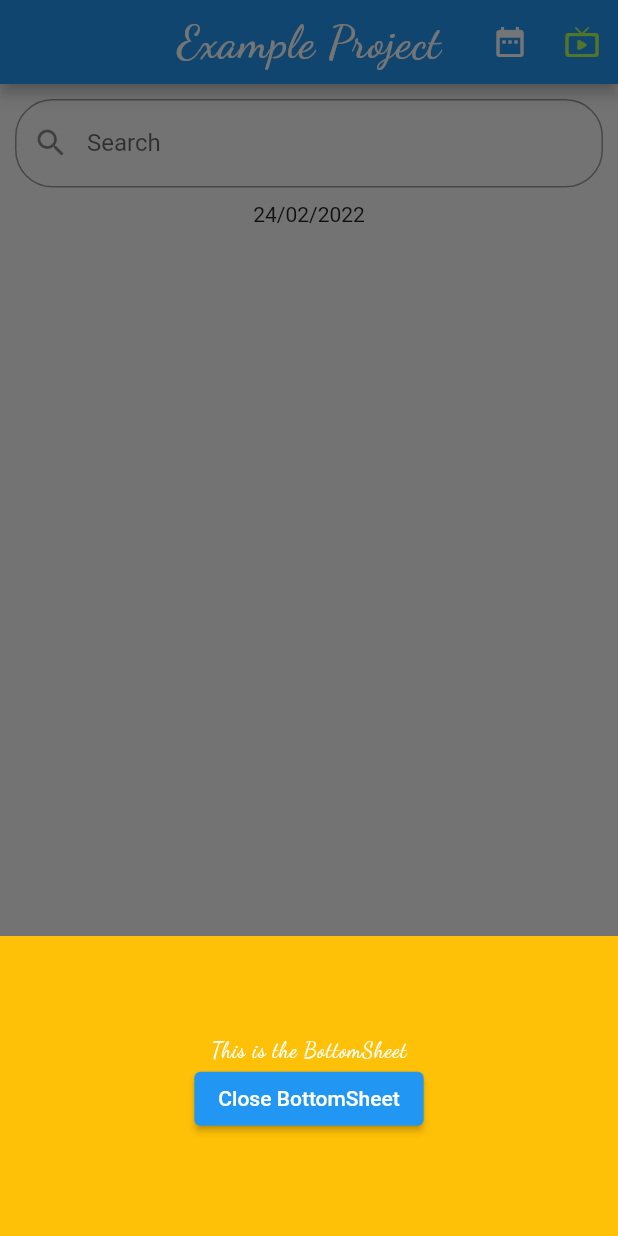
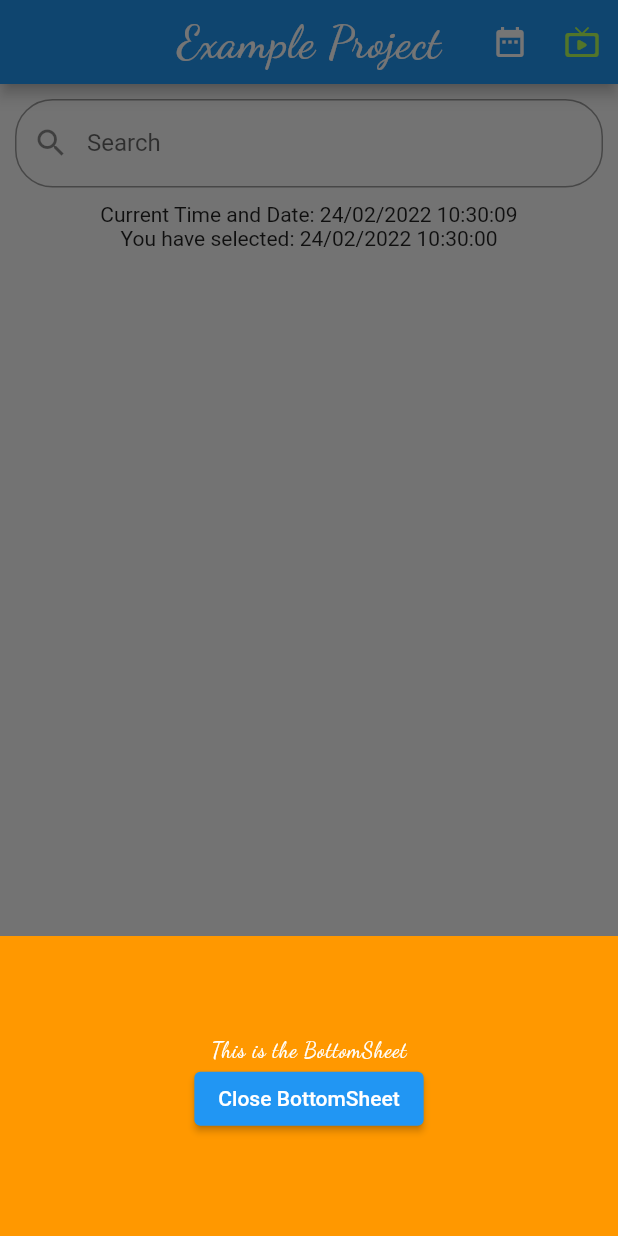
Before and after one commit to Hadjimamas/Testing_Project, a Flutter app: the screen it shows after launch, after a tap on the "live tv" icon, on a phone screen of 412 x 824 dp. Run offline on Flutter 3.47's test engine with Material 2 defaults, Android fonts, the phone set to English and light mode, and no system bars; our stand-ins replace google_fonts.

Commit message:
Practice Project

```diff
--- a/lib/main.dart
+++ b/lib/main.dart
@@ -3,6 +3,37 @@ import 'package:google_fonts/google_fonts.dart';
 import 'dart:async';
 
 import 'package:intl/intl.dart';
+
+Future<void> modalBottomSheet(BuildContext context) {
+  return showModalBottomSheet<void>(
+    context: context,
+    builder: (BuildContext context) {
+      return Container(
+        height: 200,
+        color: Colors.orange,
+        child: Center(
+          child: Column(
+            mainAxisAlignment: MainAxisAlignment.center,
+            mainAxisSize: MainAxisSize.min,
+            children: <Widget>[
+              Text(
+                'This is the BottomSheet',
+                style: GoogleFonts.dancingScript(
+                  textStyle:
+                      const TextStyle(color: Colors.white, letterSpacing: .5),
+                ),
+              ),
+              ElevatedButton(
+                child: const Text('Close BottomSheet'),
+                onPressed: () => Navigator.pop(context),
+              ),
+            ],
+          ),
+        ),
+      );
+    },
+  );
+}
 
 void main() => runApp(const MyApp());
 
@@ -28,8 +59,30 @@ class MyHomePage extends StatefulWidget {
 }
 
 class _MyHomePage extends State<MyHomePage> {
+  late String _timeString;
+  DateTime selectedDate = DateTime.now();
   TextEditingController editingController = TextEditingController();
-  DateTime selectedDate = DateTime.now();
+
+  @override
+  void initState() {
+    _timeString = _formatDateTime(DateTime.now());
+    Timer.periodic(
+        const Duration(seconds: 1), (Timer t) => _getTime(DateTime.now()));
+    super.initState();
+  }
+
+  void _getTime(DateTime now) {
+    final String formattedDateTime = _formatDateTime(now);
+    setState(
+      () {
+        _timeString = formattedDateTime;
+      },
+    );
+  }
+
+  String _formatDateTime(DateTime dateTime) {
+    return DateFormat('dd/MM/yyyy hh:mm:ss').format(dateTime);
+  }
 
   Future<void> _selectDate(BuildContext context) async {
     final DateTime? picked = await showDatePicker(
@@ -46,8 +99,8 @@ class _MyHomePage extends State<MyHomePage> {
 
   @override
   Widget build(BuildContext context) {
-    DateFormat formatterDate = DateFormat('dd/MM/yyyy');
-    String dateNow = formatterDate.format(selectedDate);
+    //DateFormat formatterDate = DateFormat('dd/MM/yyyy');
+    String dateNow = _formatDateTime(selectedDate);
     return Column(
       children: [
         AppBar(
@@ -75,38 +128,12 @@ class _MyHomePage extends State<MyHomePage> {
                 color: Colors.lightGreenAccent,
               ),
               onPressed: () {
-                showModalBottomSheet<void>(
-                  context: context,
-                  builder: (BuildContext context) {
-                    return Container(
-                      height: 200,
-                      color: Colors.amber,
-                      child: Center(
-                        child: Column(
-                          mainAxisAlignment: MainAxisAlignment.center,
-                          mainAxisSize: MainAxisSize.min,
-                          children: <Widget>[
-                            Text(
-                              'This is the BottomSheet',
-                              style: GoogleFonts.dancingScript(
-                                textStyle: const TextStyle(
-                                    color: Colors.white, letterSpacing: .5),
-                              ),
-                            ),
-                            ElevatedButton(
-                              child: const Text('Close BottomSheet'),
-                              onPressed: () => Navigator.pop(context),
-                            )
-                          ],
-                        ),
-                      ),
-                    );
-                  },
-                );
+                modalBottomSheet(context);
               },
-            )
+            ),
           ],
         ),
+        //Search
         Padding(
           padding: const EdgeInsets.all(10),
           child: TextField(
@@ -123,7 +150,8 @@ class _MyHomePage extends State<MyHomePage> {
           ),
         ),
         //Text("${selectedDate.toLocal()}".split(' ')[0]),
-        Text(dateNow),
+        Text("Current Time and Date: $_timeString"),
+        Text("You have selected: $dateNow"),
         //print(listScore.where((score) => score > 1).toList());
       ],
     );
```
